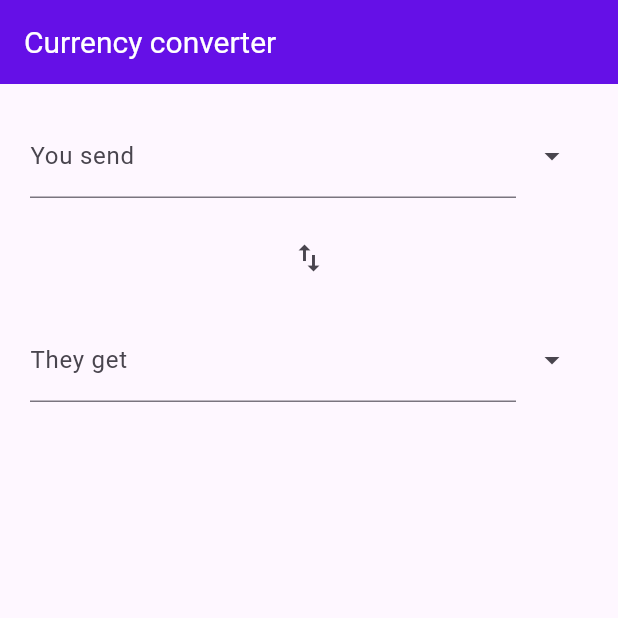
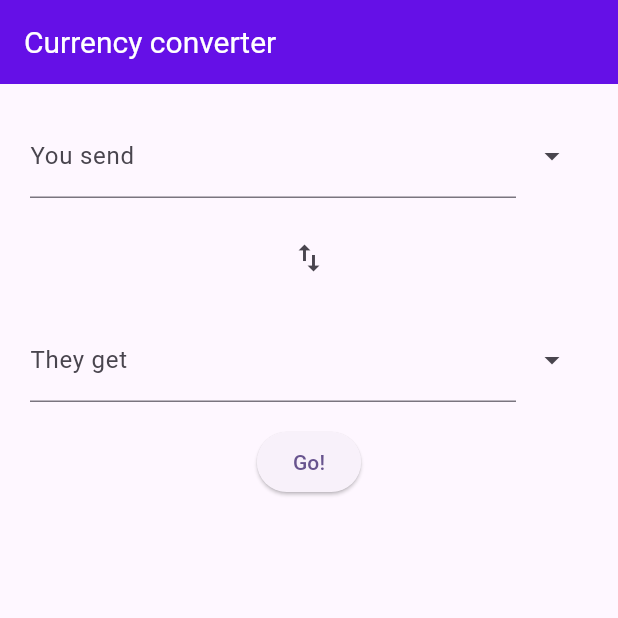
Before and after one commit to dim4ru/currexch, a Flutter app: the screen it shows after launch, on a phone screen of 412 x 824 dp, the top half of it. Run offline on Flutter 3.47's test engine with Material 3 defaults, Android fonts, the phone set to English and light mode, and no system bars; our stand-ins replace bloc, flutter_bloc.

Commit message:
simple exchange bloc

```diff
--- a/lib/bloc/exchange_bloc.dart
+++ b/lib/bloc/exchange_bloc.dart
@@ -6,8 +6,11 @@ part 'exchange_state.dart';
 
 class ExchangeBloc extends Bloc<ExchangeEvent, ExchangeState> {
   ExchangeBloc() : super(ExchangeInitial()) {
-    on<ExchangeEvent>((event, emit) {
-      // TODO: implement event handler
+    on<UserRequestExchange>((event, emit) async {
+      emit(ExchangeLoading());
+
+      await Future.delayed(const Duration(seconds: 1));
+      emit(ExchangeApiSuccessful());
     });
   }
 }
--- a/lib/bloc/exchange_event.dart
+++ b/lib/bloc/exchange_event.dart
@@ -1,4 +1,6 @@
 part of 'exchange_bloc.dart';
 
 @immutable
-sealed class ExchangeEvent {}
+abstract class ExchangeEvent {}
+
+class UserRequestExchange extends ExchangeEvent {}
--- a/lib/bloc/exchange_state.dart
+++ b/lib/bloc/exchange_state.dart
@@ -4,3 +4,11 @@ part of 'exchange_bloc.dart';
 sealed class ExchangeState {}
 
 final class ExchangeInitial extends ExchangeState {}
+
+class ExchangeLoading extends ExchangeState {}
+
+class ExchangeApiSuccessful extends ExchangeState {}
+
+class ExchangeCacheSuccessful extends ExchangeState {}
+
+class ExchangeError extends ExchangeState {}
--- a/lib/main.dart
+++ b/lib/main.dart
@@ -29,7 +29,7 @@ class MyApp extends StatelessWidget {
       ),
       home: BlocProvider(
         create: (context) => ExchangeBloc(),
-        child: Exchange(),
+        child: ExchangeScreen(),
       ),
     );
   }
--- a/lib/screens/exchange.dart
+++ b/lib/screens/exchange.dart
@@ -1,34 +1,62 @@
 import 'package:flutter/material.dart';
+import 'package:flutter_bloc/flutter_bloc.dart';
 
+import '../bloc/exchange_bloc.dart';
 import '../widgets/currency_dropdown.dart';
 
-class Exchange extends StatelessWidget {
+class ExchangeScreen extends StatelessWidget {
   final _formKey = GlobalKey<FormState>();
-  Exchange({super.key});
+
+  ExchangeScreen({super.key});
 
   @override
   Widget build(BuildContext context) {
+    final exchangeBloc = context.read<ExchangeBloc>();
+
     return Scaffold(
       appBar: AppBar(
         title: const Text("Currency converter"),
       ),
-      body: Padding(
+      body: BlocBuilder<ExchangeBloc, ExchangeState>(
+        builder: (context, state) {
+          return Padding(
             padding: const EdgeInsets.all(20.0),
             child: Form(
               key: _formKey,
               child: Column(
                 children: [
-              const CurrencyDropdown(title: "You send",),
-              const SizedBox(height: 16.0),
+                  const CurrencyDropdown(
+                    title: "You send",
+                  ),
+                  const SizedBox(height: 16),
                   IconButton(
                     onPressed: () {},
                     icon: const Icon(Icons.swap_vert),
                   ),
-              const SizedBox(height: 16.0),
-              const CurrencyDropdown(title: "They get",),
+                  const SizedBox(height: 16),
+                  const CurrencyDropdown(
+                    title: "They get",
+                  ),
+                  const SizedBox(
+                    height: 16,
+                  ),
+                  ElevatedButton(
+                      onPressed: () {
+                        exchangeBloc.add(UserRequestExchange());
+                      },
+                      child: Text("Go!")),
+                  SizedBox(
+                    height: 16,
+                  ),
+                  if (state is ExchangeLoading)
+                    const CircularProgressIndicator()
+                  else if (state is ExchangeApiSuccessful)
+                    const Text("ExchangeApiSuccessful")
                 ],
               ),
             ),
+          );
+        },
       ),
     );
   }
```
Lines whose indentation alone changed are shown as unchanged.
